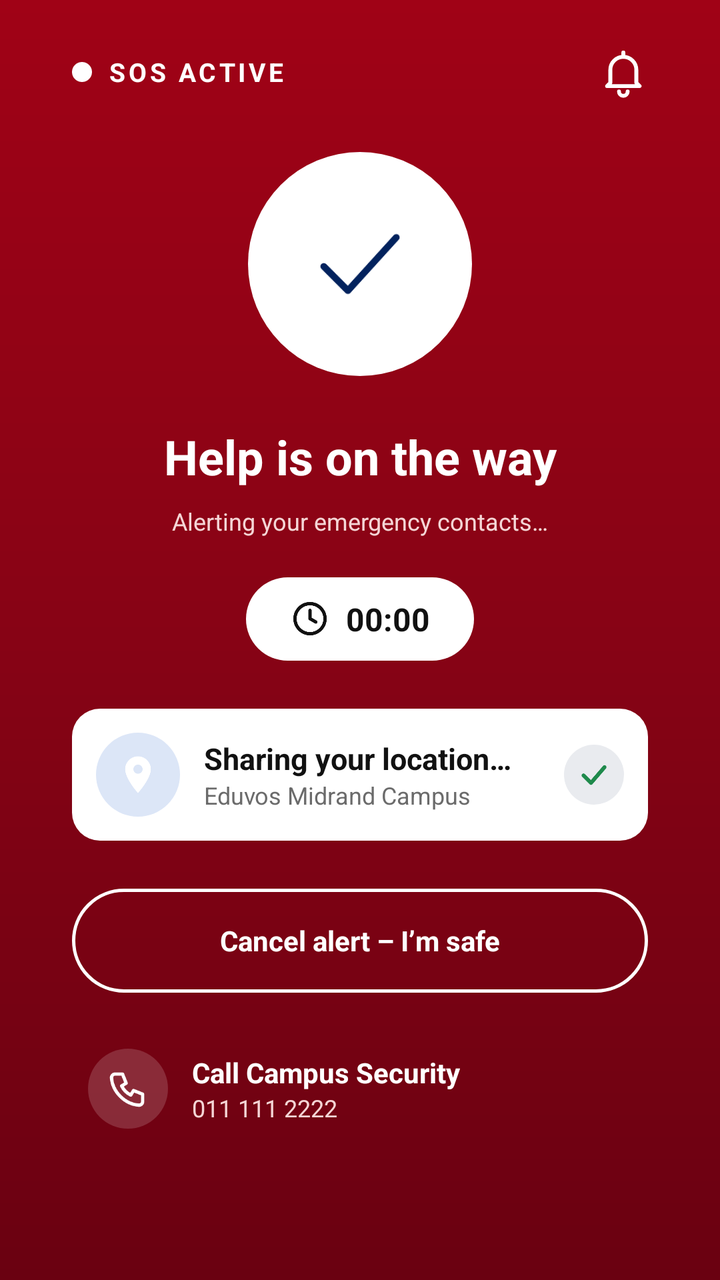
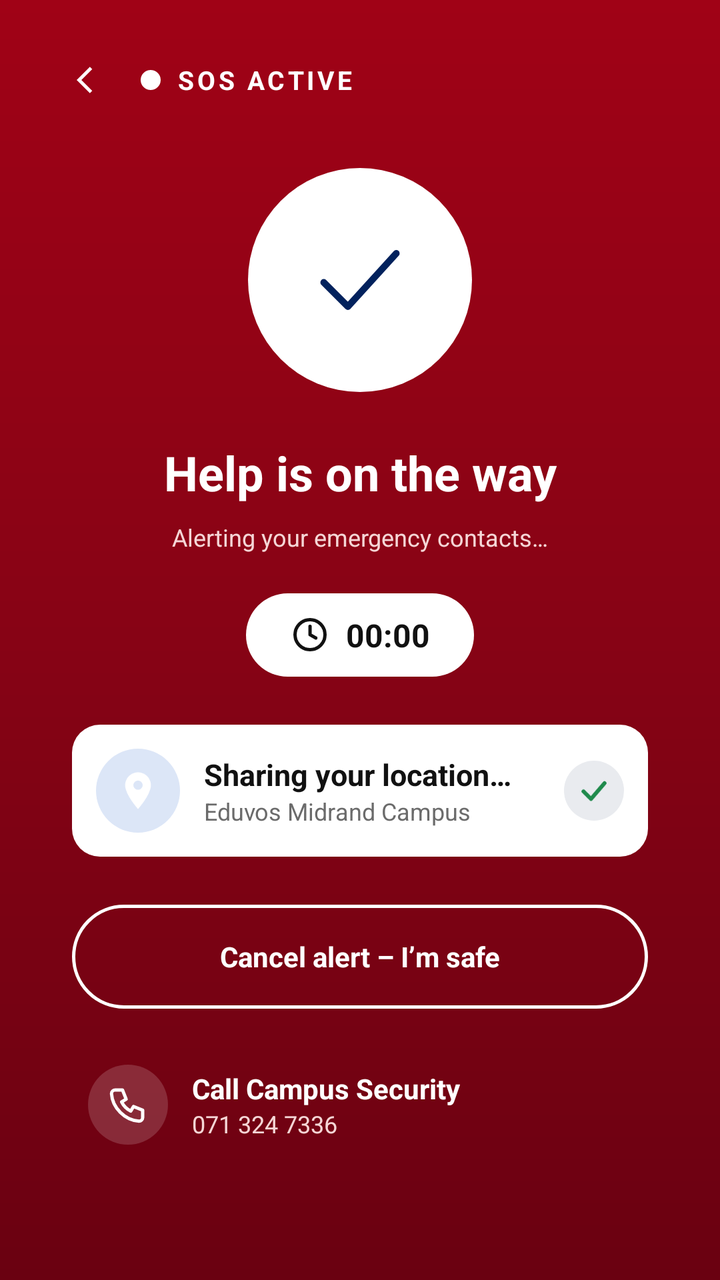

Before-and-after screenshots of an Android layout around one commit, followed by the original layout XML and the change that was made.
<!-- AndroidManifest.xml: activity theme Theme.AppCompat.Light.NoActionBar -->
<!-- res/layout/activity_sos_active.xml -->
<?xml version="1.0" encoding="utf-8"?>
<ScrollView
    xmlns:android="http://schemas.android.com/apk/res/android"
    android:id="@+id/rootLayout"
    android:layout_width="match_parent"
    android:layout_height="match_parent"
    android:background="@drawable/bg_sos_gradient"
    android:fillViewport="true"
    android:scrollbars="none">

    <LinearLayout
        android:layout_width="match_parent"
        android:layout_height="wrap_content"
        android:orientation="vertical"
        android:paddingStart="36dp"
        android:paddingEnd="36dp"
        android:paddingBottom="24dp">

        
        <LinearLayout
            android:layout_width="match_parent"
            android:layout_height="wrap_content"
            android:layout_marginTop="16dp"
            android:gravity="center_vertical"
            android:orientation="horizontal">

            <View
                android:id="@+id/liveDot"
                android:layout_width="10dp"
                android:layout_height="10dp"
                android:background="@drawable/bg_white_circle" />

            <TextView
                android:layout_width="wrap_content"
                android:layout_height="wrap_content"
                android:layout_marginStart="8dp"
                android:letterSpacing="0.12"
                android:text="SOS ACTIVE"
                android:textColor="@color/white"
                android:textSize="13sp"
                android:textStyle="bold" />

            <View
                android:layout_width="0dp"
                android:layout_height="1dp"
                android:layout_weight="1" />

            <FrameLayout
                android:id="@+id/notificationsButton"
                android:layout_width="40dp"
                android:layout_height="40dp"
                android:layout_marginEnd="-8dp"
                android:background="?attr/selectableItemBackgroundBorderless">

                <ImageView
                    android:layout_width="26dp"
                    android:layout_height="26dp"
                    android:layout_gravity="center"
                    android:contentDescription="Notifications"
                    android:src="@drawable/ic_bell" />
            </FrameLayout>
        </LinearLayout>

        
        <FrameLayout
            android:layout_width="112dp"
            android:layout_height="112dp"
            android:layout_gravity="center_horizontal"
            android:layout_marginTop="20dp"
            android:background="@drawable/bg_white_circle">

            <ImageView
                android:layout_width="58dp"
                android:layout_height="58dp"
                android:layout_gravity="center"
                android:contentDescription="Alert sent"
                android:src="@drawable/ic_check_big" />
        </FrameLayout>

        <TextView
            android:id="@+id/statusTitle"
            android:layout_width="match_parent"
            android:layout_height="wrap_content"
            android:layout_marginTop="24dp"
            android:gravity="center"
            android:text="Help is on the way"
            android:textColor="@color/white"
            android:textSize="24sp"
            android:textStyle="bold" />

        <TextView
            android:id="@+id/statusSubtitle"
            android:layout_width="match_parent"
            android:layout_height="wrap_content"
            android:layout_marginTop="8dp"
            android:gravity="center"
            android:lineSpacingExtra="3dp"
            android:text="Alerting your emergency contacts&#8230;"
            android:textColor="@color/muted_pink_text"
            android:textSize="12sp" />

        
        <LinearLayout
            android:layout_width="wrap_content"
            android:layout_height="wrap_content"
            android:layout_gravity="center_horizontal"
            android:layout_marginTop="20dp"
            android:background="@drawable/bg_voice_pill"
            android:gravity="center_vertical"
            android:orientation="horizontal"
            android:paddingStart="22dp"
            android:paddingTop="10dp"
            android:paddingEnd="22dp"
            android:paddingBottom="10dp">

            <ImageView
                android:layout_width="20dp"
                android:layout_height="20dp"
                android:contentDescription="Elapsed time"
                android:src="@drawable/ic_clock" />

            <TextView
                android:id="@+id/timerText"
                android:layout_width="wrap_content"
                android:layout_height="wrap_content"
                android:layout_marginStart="8dp"
                android:text="00:00"
                android:textColor="@color/ink"
                android:textSize="16sp"
                android:textStyle="bold" />
        </LinearLayout>

        
        <LinearLayout
            android:id="@+id/contactsList"
            android:layout_width="match_parent"
            android:layout_height="wrap_content"
            android:layout_marginTop="14dp"
            android:orientation="vertical" />

        
        <LinearLayout
            android:id="@+id/locationCard"
            android:layout_width="match_parent"
            android:layout_height="wrap_content"
            android:layout_marginTop="10dp"
            android:background="@drawable/bg_contact_card"
            android:gravity="center_vertical"
            android:orientation="horizontal"
            android:padding="12dp">

            <FrameLayout
                android:layout_width="42dp"
                android:layout_height="42dp"
                android:background="@drawable/bg_avatar_circle">

                <ImageView
                    android:layout_width="22dp"
                    android:layout_height="22dp"
                    android:layout_gravity="center"
                    android:contentDescription="Location"
                    android:src="@drawable/ic_location" />
            </FrameLayout>

            <LinearLayout
                android:layout_width="0dp"
                android:layout_height="wrap_content"
                android:layout_marginStart="12dp"
                android:layout_weight="1"
                android:orientation="vertical">

                <TextView
                    android:id="@+id/locationTitle"
                    android:layout_width="wrap_content"
                    android:layout_height="wrap_content"
                    android:text="Sharing your location&#8230;"
                    android:textColor="@color/ink"
                    android:textSize="15sp"
                    android:textStyle="bold" />

                <TextView
                    android:id="@+id/locationSubtitle"
                    android:layout_width="wrap_content"
                    android:layout_height="wrap_content"
                    android:text="Eduvos Midrand Campus"
                    android:textColor="#6B6B6B"
                    android:textSize="12sp" />
            </LinearLayout>

            <ImageView
                android:id="@+id/locationStatus"
                android:layout_width="30dp"
                android:layout_height="30dp"
                android:background="@drawable/bg_check_circle"
                android:contentDescription="Location status"
                android:padding="6dp"
                android:src="@drawable/ic_check" />
        </LinearLayout>

        <TextView
            android:id="@+id/cancelButton"
            android:layout_width="match_parent"
            android:layout_height="52dp"
            android:layout_marginTop="24dp"
            android:background="@drawable/bg_outline_button"
            android:clickable="true"
            android:focusable="true"
            android:foreground="?attr/selectableItemBackground"
            android:gravity="center"
            android:text="Cancel alert &#8211; I&#8217;m safe"
            android:textColor="@color/white"
            android:textSize="14sp"
            android:textStyle="bold" />

        <LinearLayout
            android:id="@+id/callSecurityRow"
            android:layout_width="wrap_content"
            android:layout_height="wrap_content"
            android:layout_marginTop="20dp"
            android:clickable="true"
            android:focusable="true"
            android:foreground="?attr/selectableItemBackground"
            android:gravity="center_vertical"
            android:orientation="horizontal"
            android:padding="8dp">

            <FrameLayout
                android:layout_width="40dp"
                android:layout_height="40dp"
                android:background="@drawable/bg_halo_circle">

                <ImageView
                    android:layout_width="22dp"
                    android:layout_height="22dp"
                    android:layout_gravity="center"
                    android:contentDescription="Call"
                    android:src="@drawable/ic_phone" />
            </FrameLayout>

            <LinearLayout
                android:layout_width="wrap_content"
                android:layout_height="wrap_content"
                android:layout_marginStart="12dp"
                android:orientation="vertical">

                <TextView
                    android:layout_width="wrap_content"
                    android:layout_height="wrap_content"
                    android:text="Call Campus Security"
                    android:textColor="@color/white"
                    android:textSize="14sp"
                    android:textStyle="bold" />

                <TextView
                    android:layout_width="wrap_content"
                    android:layout_height="wrap_content"
                    android:text="011 111 2222"
                    android:textColor="@color/muted_pink_text"
                    android:textSize="12sp" />
            </LinearLayout>
        </LinearLayout>

    </LinearLayout>
</ScrollView>
<!-- resources referenced by this layout -->
<resources>
  <color name="ink">#111111</color>
  <color name="muted_pink_text">#F5D6D6</color>
  <color name="white">#FFFFFF</color>
  <!-- drawable bg_avatar_circle (drawable) -->
  <?xml version="1.0" encoding="utf-8"?>
  <shape xmlns:android="http://schemas.android.com/apk/res/android" android:shape="oval">
      <solid android:color="@color/light_blue" />
  </shape>
  <!-- drawable bg_check_circle (drawable) -->
  <?xml version="1.0" encoding="utf-8"?>
  <shape xmlns:android="http://schemas.android.com/apk/res/android" android:shape="oval">
      <solid android:color="#E9EBEF" />
  </shape>
  <!-- drawable bg_contact_card (drawable) -->
  <?xml version="1.0" encoding="utf-8"?>
  <shape xmlns:android="http://schemas.android.com/apk/res/android" android:shape="rectangle">
      <solid android:color="#FFFFFF" />
      <corners android:radius="14dp" />
  </shape>
  <!-- drawable bg_halo_circle (drawable) -->
  <?xml version="1.0" encoding="utf-8"?>
  <shape xmlns:android="http://schemas.android.com/apk/res/android"
      android:shape="oval">
      <solid android:color="#29FFFFFF" />
  </shape>
  <!-- drawable bg_outline_button (drawable) -->
  <?xml version="1.0" encoding="utf-8"?>
  <shape xmlns:android="http://schemas.android.com/apk/res/android"
      android:shape="rectangle">
      <solid android:color="@android:color/transparent" />
      <stroke
          android:width="1.5dp"
          android:color="@color/white" />
      <corners android:radius="26dp" />
  </shape>
  <!-- drawable bg_sos_gradient (drawable) -->
  <?xml version="1.0" encoding="utf-8"?>
  <shape xmlns:android="http://schemas.android.com/apk/res/android"
      android:shape="rectangle">
      <gradient
          android:type="linear"
          android:angle="270"
          android:startColor="#A00216"
          android:centerColor="#870315"
          android:endColor="#6A0111" />
  </shape>
  <!-- drawable bg_voice_pill (drawable) -->
  <?xml version="1.0" encoding="utf-8"?>
  <shape xmlns:android="http://schemas.android.com/apk/res/android"
      android:shape="rectangle">
      <solid android:color="@color/white" />
      <corners android:radius="29dp" />
  </shape>
  <!-- drawable bg_white_circle (drawable) -->
  <?xml version="1.0" encoding="utf-8"?>
  <shape xmlns:android="http://schemas.android.com/apk/res/android"
      android:shape="oval">
      <solid android:color="@color/white" />
  </shape>
  <!-- drawable ic_bell (drawable) -->
  <?xml version="1.0" encoding="utf-8"?>
  <vector xmlns:android="http://schemas.android.com/apk/res/android"
      android:width="24dp"
      android:height="24dp"
      android:viewportWidth="24"
      android:viewportHeight="24">
      <path
          android:fillColor="#00000000"
          android:pathData="M12,3 V5 M6,17 V11 A6,6 0 0 1 18,11 V17 L19.5,18.5 H4.5 Z M10,21 A2,2 0 0 0 14,21"
          android:strokeColor="#FFFFFF"
          android:strokeLineCap="round"
          android:strokeLineJoin="round"
          android:strokeWidth="1.8" />
  </vector>
  <!-- drawable ic_check (drawable) -->
  <?xml version="1.0" encoding="utf-8"?>
  <vector xmlns:android="http://schemas.android.com/apk/res/android"
      android:width="24dp"
      android:height="24dp"
      android:viewportWidth="24"
      android:viewportHeight="24">
      <path
          android:fillColor="#00000000"
          android:pathData="M5,12.5 L10,17.5 L19,7"
          android:strokeColor="#1F8A4C"
          android:strokeLineCap="round"
          android:strokeLineJoin="round"
          android:strokeWidth="2.6" />
  </vector>
  <!-- drawable ic_location (drawable) -->
  <?xml version="1.0" encoding="utf-8"?>
  <vector xmlns:android="http://schemas.android.com/apk/res/android"
      android:width="24dp"
      android:height="24dp"
      android:viewportWidth="24"
      android:viewportHeight="24">
      <path
          android:fillColor="#FFFFFFFF"
          android:pathData="M12,2C8.13,2 5,5.13 5,9c0,5.25 7,13 7,13s7,-7.75 7,-13c0,-3.87 -3.13,-7 -7,-7zM12,11.5c-1.38,0 -2.5,-1.12 -2.5,-2.5s1.12,-2.5 2.5,-2.5 2.5,1.12 2.5,2.5 -1.12,2.5 -2.5,2.5z" />
  </vector>
  <color name="light_blue">#DCE6F7</color>
  <!-- unchanged entries left out for length: 3 -->
</resources>

<!-- the commit's change to res/layout/activity_sos_active.xml (unified diff, before → after) -->
@@ -24,6 +24,21 @@
             android:gravity="center_vertical"
             android:orientation="horizontal">
 
+            
+            <ImageView
+                android:id="@+id/backArrow"
+                android:layout_width="40dp"
+                android:layout_height="48dp"
+                android:layout_marginStart="-10dp"
+                android:layout_marginEnd="4dp"
+                android:padding="12dp"
+                android:src="@drawable/ic_arrow_back_ios"
+                android:tint="@color/white"
+                android:contentDescription="Back to Emergency SOS"
+                android:background="?attr/selectableItemBackgroundBorderless"
+                android:clickable="true"
+                android:focusable="true" />
+
             <View
                 android:id="@+id/liveDot"
                 android:layout_width="10dp"
@@ -44,21 +59,6 @@
                 android:layout_width="0dp"
                 android:layout_height="1dp"
                 android:layout_weight="1" />
-
-            <FrameLayout
-                android:id="@+id/notificationsButton"
-                android:layout_width="40dp"
-                android:layout_height="40dp"
-                android:layout_marginEnd="-8dp"
-                android:background="?attr/selectableItemBackgroundBorderless">
-
-                <ImageView
-                    android:layout_width="26dp"
-                    android:layout_height="26dp"
-                    android:layout_gravity="center"
-                    android:contentDescription="Notifications"
-                    android:src="@drawable/ic_bell" />
-            </FrameLayout>
         </LinearLayout>
 
         
@@ -254,7 +254,7 @@
                 <TextView
                     android:layout_width="wrap_content"
                     android:layout_height="wrap_content"
-                    android:text="011 111 2222"
+                    android:text="071 324 7336"
                     android:textColor="@color/muted_pink_text"
                     android:textSize="12sp" />
             </LinearLayout>
<!-- resource entries referenced after the edit -->
@@ -59,20 +59,11 @@
       android:shape="oval">
       <solid android:color="@color/white" />
   </shape>
-  <!-- drawable ic_bell (drawable) -->
-  <?xml version="1.0" encoding="utf-8"?>
-  <vector xmlns:android="http://schemas.android.com/apk/res/android"
-      android:width="24dp"
-      android:height="24dp"
-      android:viewportWidth="24"
-      android:viewportHeight="24">
-      <path
-          android:fillColor="#00000000"
-          android:pathData="M12,3 V5 M6,17 V11 A6,6 0 0 1 18,11 V17 L19.5,18.5 H4.5 Z M10,21 A2,2 0 0 0 14,21"
-          android:strokeColor="#FFFFFF"
-          android:strokeLineCap="round"
-          android:strokeLineJoin="round"
-          android:strokeWidth="1.8" />
+  <!-- drawable ic_arrow_back_ios (drawable) -->
+  <vector xmlns:android="http://schemas.android.com/apk/res/android" android:autoMirrored="true" android:height="24dp" android:tint="#000000" android:viewportHeight="24" android:viewportWidth="24" android:width="24dp">
+        
+      <path android:fillColor="@android:color/white" android:pathData="M11.67,3.87L9.9,2.1 0,12l9.9,9.9 1.77,-1.77L3.54,12z"/>
+      
   </vector>
   <!-- drawable ic_check (drawable) -->
   <?xml version="1.0" encoding="utf-8"?>
